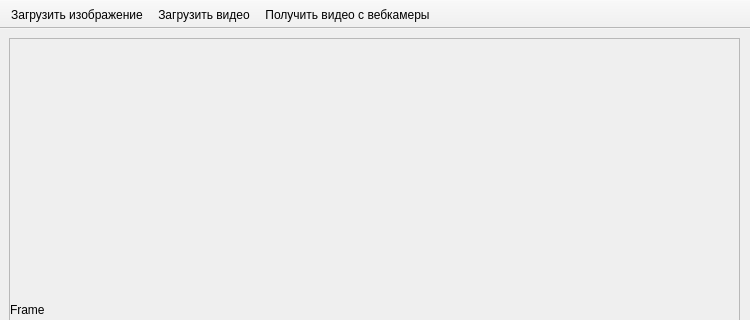
Above: FRS/FRS/View.ui from sirIrishman/FRS before the change; both pictures show x 0 to 750 and y 0 to 320 of the 750 by 621 pixel window. Below: the same form after it.
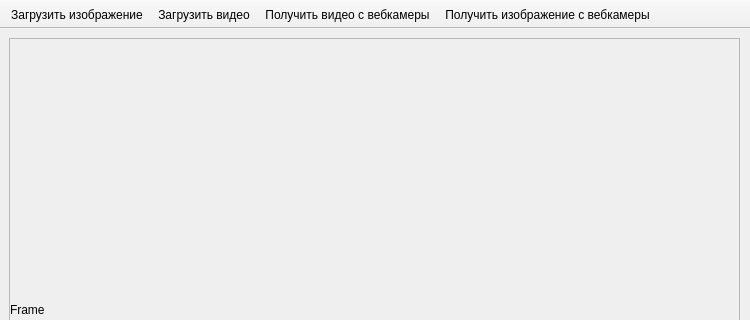
That is the form after the change. Icons and pictures are not drawn.

Commit message: Fixed 'actn_captureVideo' typo. Added webcam image capturing functionality

The edit to the form file:
```diff
--- a/FRS/FRS/View.ui
+++ b/FRS/FRS/View.ui
@@ -72,7 +72,8 @@
    </attribute>
    <addaction name="actn_LoadImage"/>
    <addaction name="actn_LoadVideo"/>
-   <addaction name="actn_captureVideo"/>
+   <addaction name="actn_CaptureVideo"/>
+   <addaction name="actn_CaptureImage"/>
   </widget>
   <widget class="QStatusBar" name="statusBar"/>
   <action name="actn_LoadImage">
@@ -99,7 +100,7 @@
     <string>Загрузить видео файл</string>
    </property>
   </action>
-  <action name="actn_captureVideo">
+  <action name="actn_CaptureVideo">
    <property name="icon">
     <iconset resource="View.qrc">
      <normaloff>:/MainWindow/webcam.png</normaloff>:/MainWindow/webcam.png</iconset>
@@ -108,6 +109,14 @@
     <string>Получить видео с вебкамеры</string>
    </property>
   </action>
+  <action name="actn_CaptureImage">
+   <property name="text">
+    <string>Получить изображение с вебкамеры</string>
+   </property>
+   <property name="toolTip">
+    <string>Получить изображение с вебкамеры</string>
+   </property>
+  </action>
  </widget>
  <layoutdefault spacing="6" margin="11"/>
  <resources>
```
The commit also changes 8 other files.
